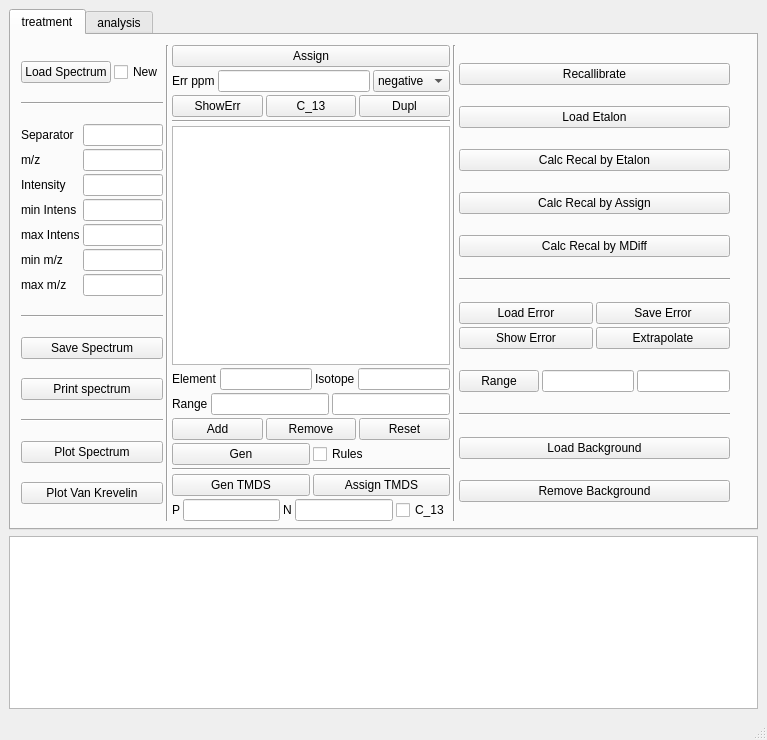
The window that qt_design/gui_design.ui (NOMspectra/NOMspectra) describes before a commit, drawn with Qt 5.
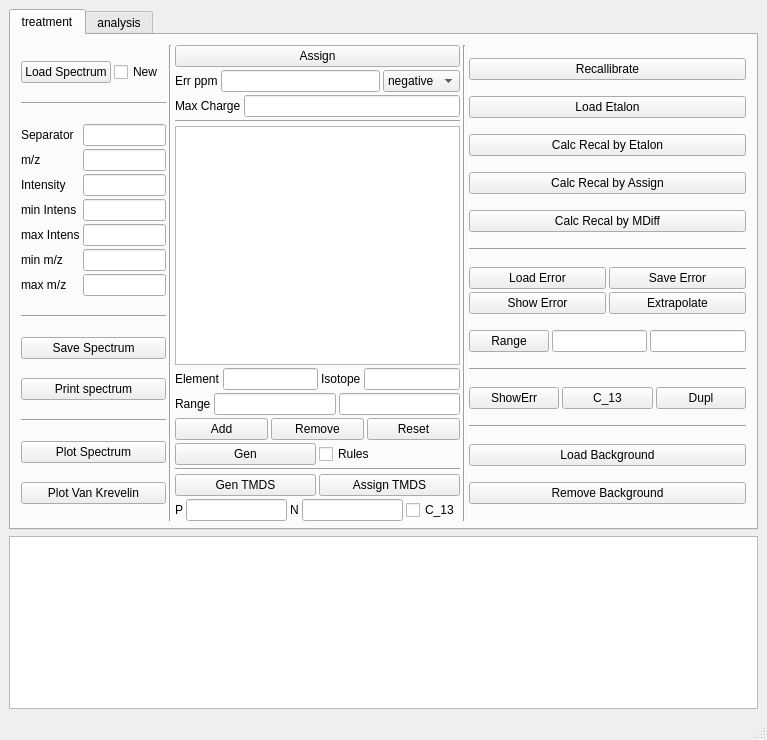
The same window after the commit. The open tabs and pages were chosen to show the change.

Commit message: add charge when assign

```diff
--- a/qt_design/gui_design.ui
+++ b/qt_design/gui_design.ui
@@ -42,7 +42,7 @@
          <rect>
           <x>10</x>
           <y>10</y>
-          <width>709</width>
+          <width>725</width>
           <height>476</height>
          </rect>
         </property>
@@ -246,27 +246,16 @@
             </layout>
            </item>
            <item>
-            <layout class="QHBoxLayout" name="horizontalLayout_22">
+            <layout class="QHBoxLayout" name="horizontalLayout_23">
              <item>
-              <widget class="QPushButton" name="show_assign_error">
+              <widget class="QLabel" name="label_19">
                <property name="text">
-                <string>ShowErr</string>
+                <string>Max Charge</string>
                </property>
               </widget>
              </item>
              <item>
-              <widget class="QPushButton" name="remove_C_13">
-               <property name="text">
-                <string>C_13</string>
-               </property>
-              </widget>
-             </item>
-             <item>
-              <widget class="QPushButton" name="duplicates">
-               <property name="text">
-                <string>Dupl</string>
-               </property>
-              </widget>
+              <widget class="QLineEdit" name="cahrge_max"/>
              </item>
             </layout>
            </item>
@@ -538,6 +527,38 @@
              </item>
             </layout>
            </item>
+           <item>
+            <widget class="Line" name="line_20">
+             <property name="orientation">
+              <enum>Qt::Horizontal</enum>
+             </property>
+            </widget>
+           </item>
+           <item>
+            <layout class="QHBoxLayout" name="horizontalLayout_22">
+             <item>
+              <widget class="QPushButton" name="show_assign_error">
+               <property name="text">
+                <string>ShowErr</string>
+               </property>
+              </widget>
+             </item>
+             <item>
+              <widget class="QPushButton" name="remove_C_13">
+               <property name="text">
+                <string>C_13</string>
+               </property>
+              </widget>
+             </item>
+             <item>
+              <widget class="QPushButton" name="duplicates">
+               <property name="text">
+                <string>Dupl</string>
+               </property>
+              </widget>
+             </item>
+            </layout>
+           </item>
            <item>
             <widget class="Line" name="line_4">
              <property name="orientation">
```
Left out of the diff: 9 changed lines with no effect on the pictures. The commit also changes 6 other files.
